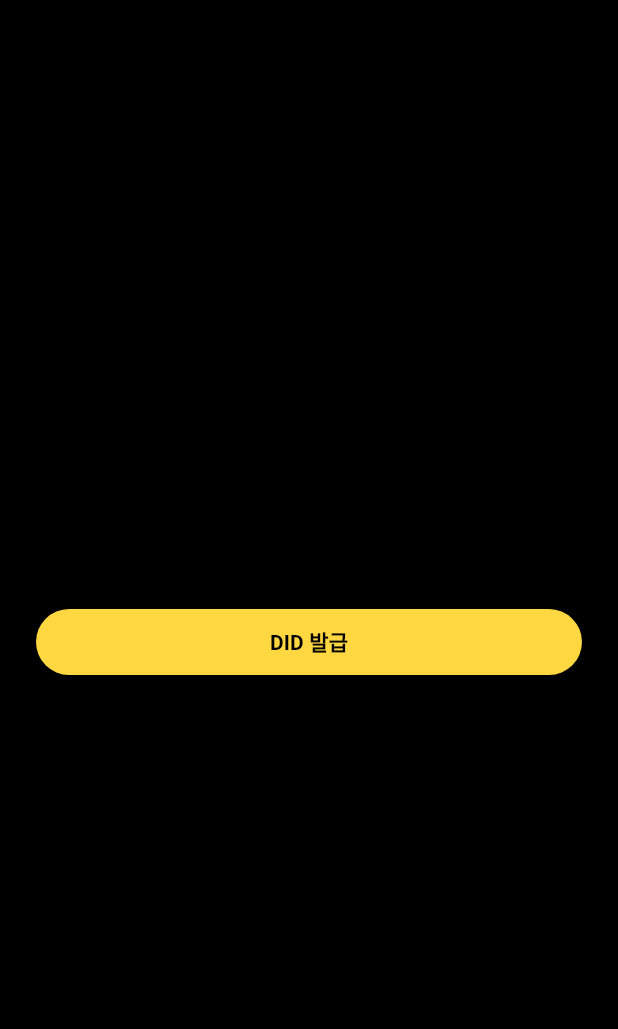
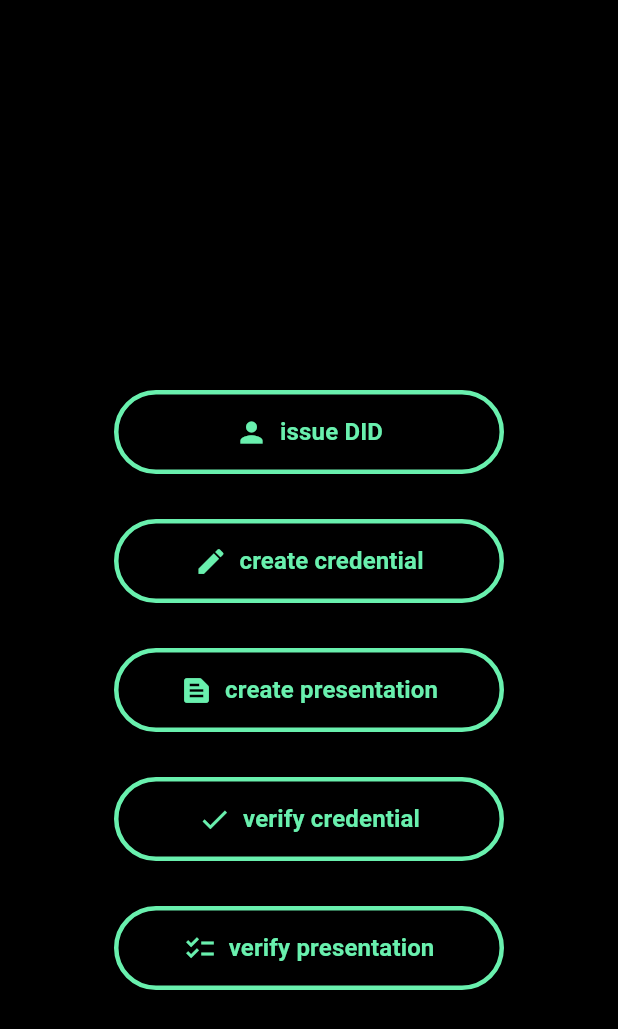
Before and after one commit to 1242525/did, a Flutter app: the screen it shows after launch, on a phone screen of 412 x 824 dp. Shown: the top 1029 px of the screen. Run offline on Flutter 3.47's test engine with Material 3 defaults, Android fonts, the light colour scheme and no system bars.

Commit message:
second commit

```diff
--- a/lib/Api/ApiService.dart
+++ b/lib/Api/ApiService.dart
@@ -5,7 +5,7 @@ import 'package:http/http.dart' as http;
 class ApiService {
   static final String baseUrl =' ';
 
-  Future<String?> createDid() async {
+  Future<String?> issueDid() async {
     final url = Uri.parse('$baseUrl/');
 
     try {
@@ -27,7 +27,7 @@ class ApiService {
     }
   }
 
-  Future<String?> createVC()async {
+  Future<String?> createCred()async {
     final url = Uri.parse('$baseUrl/');
 
     try {
@@ -49,7 +49,7 @@ class ApiService {
     }
   }
 
-  Future<String?> createVP()async{
+  Future<String?> createPre()async{
     final url=Uri.parse('$baseUrl/');
 
     try{
--- /dev/null
+++ b/lib/Screens/homeScreen.dart
@@ -0,0 +1,130 @@
+import 'package:flutter/cupertino.dart';
+import 'package:flutter/material.dart';
+
+import '../Screens/issueDid.dart';
+import '../Screens/createCred.dart';
+import '../Screens/createPres.dart';
+import '../Screens/verifyCred.dart';
+import '../Screens/verifyPres.dart';
+
+class homeScreen extends StatelessWidget{
+  homeScreen({super.key});
+
+  @override
+  Widget build(BuildContext context) {
+    return Scaffold(
+      backgroundColor: Colors.black,
+      body: SingleChildScrollView(
+        child: Center(
+          child: Padding(
+            padding: const EdgeInsets.symmetric(horizontal: 40, vertical: 60),
+            child: Column(
+              mainAxisSize: MainAxisSize.min,
+              crossAxisAlignment: CrossAxisAlignment.center,
+              children: [
+
+                const SizedBox(height: 200),
+                _buildHomeButton(
+                  context,
+                  text: 'issue DID',
+                  icon: Icons.person,
+                  onPressed: () {
+                    Navigator.push(
+                      context,
+                      MaterialPageRoute(builder: (_) => makeDid()
+                      ),
+                    );
+                  },
+                ),
+
+                const SizedBox(height: 30),
+                _buildHomeButton(
+                    context,
+                    text: 'create credential',
+                    icon: Icons.create,
+                    onPressed: (){
+                      Navigator.push(context,
+                          MaterialPageRoute(builder: (_) => createCred()
+                          ),
+                      );
+                    },
+                ),
+
+                const SizedBox(height: 30),
+                _buildHomeButton(context,
+                    text: 'create presentation',
+                    icon: Icons.text_snippet,
+                    onPressed: (){
+                      Navigator.push(context,
+                          MaterialPageRoute(builder: (_)=> createPre()
+                          ),
+                      );
+                    },
+                ),
+
+
+                const SizedBox(height: 30),
+                _buildHomeButton(context,
+                    text: 'verify credential',
+                    icon: Icons.check,
+                    onPressed: (){
+                      Navigator.push(context,
+                          MaterialPageRoute(builder: (_)=> verifyCred()
+                      ),
+                      );
+                    },
+                ),
+
+                const SizedBox(height: 30),
+                _buildHomeButton(context,
+                    text: 'verify presentation',
+                    icon: Icons.checklist,
+                    onPressed: (){
+                  Navigator.push(context,
+                      MaterialPageRoute(builder: (_)=> verifyPres()
+                      ),
+                  );
+                  },
+                ),
+
+
+              ],
+
+            ),
+          ),
+        ),
+      ),
+    );
+  }
+
+  Widget _buildHomeButton(
+      BuildContext context, {
+        required String text,
+        required IconData icon,
+        required VoidCallback onPressed,
+  }) {
+    return SizedBox(
+      width: 260,
+      height: 56,
+      child: OutlinedButton.icon(onPressed: onPressed,
+          icon: Icon(icon, size: 22, color: Colors.greenAccent),
+        label: Text(
+          text,
+          style: const TextStyle(
+            fontSize: 16,
+            fontWeight: FontWeight.w600,
+            color: Colors.greenAccent
+          ),
+        ),
+        style: OutlinedButton.styleFrom(
+          side: const BorderSide(color: Colors.greenAccent, width: 3),
+          shape: RoundedRectangleBorder(
+            borderRadius: BorderRadius.circular(40),
+          ),
+          backgroundColor: Colors.black,
+          padding: const EdgeInsets.symmetric(horizontal: 20, vertical: 14),
+        ),
+          ),
+    );
+  }
+}
--- a/lib/Screens/makeDid.dart
+++ /dev/null
@@ -1,51 +0,0 @@
-import 'dart:convert';
-
-import 'package:did/Api/ApiService.dart';
-import 'package:flutter/cupertino.dart';
-import 'package:flutter/material.dart';
-
-class makeDid extends StatelessWidget {
-  makeDid({super.key});
-
-
-  Future<void> _getDid() async {
-    final api = ApiService();
-    final result = await api.createDid();
-    if (result != null) {
-      final data = jsonDecode(result);
-    }
-  }
-
-  @override
-  Widget build(BuildContext context) {
-    return Scaffold(
-        backgroundColor: Colors.black,
-        body: Center(
-            child: SingleChildScrollView(
-                padding: const EdgeInsets.symmetric(
-                    horizontal: 24, vertical: 40),
-                child: Column(
-                    children: [
-                      const SizedBox(height: 32),
-                      SizedBox(
-                        width: double.infinity,
-                        height: 44,
-                        child: ElevatedButton(
-                          onPressed: () {
-                            print("DID 발급 버튼 클릭됨!");
-                          },
-                          style: ElevatedButton.styleFrom(
-                            backgroundColor: Colors.amberAccent,
-                          ),
-                          child: const Text('DID 발급', style: TextStyle(
-                              color: Colors.black, fontWeight: FontWeight.bold),
-                          ),
-                        ),
-                      ),
-                    ]
-                )
-            )
-        )
-    );
-  }
-}
--- a/lib/main.dart
+++ b/lib/main.dart
@@ -1,5 +1,5 @@
 import 'package:flutter/material.dart';
-import 'Screens/makeDid.dart';
+import 'Screens/homeScreen.dart';
 
 Future<void> main() async {
   WidgetsFlutterBinding.ensureInitialized();
@@ -16,7 +16,7 @@ class MyApp extends StatelessWidget {
       title: '',
       debugShowCheckedModeBanner: false,
       theme: ThemeData(primarySwatch: Colors.indigo),
-      home: makeDid(),
+      home: homeScreen(),
     );
   }
 }
--- a/pubspec.yaml
+++ b/pubspec.yaml
@@ -32,6 +32,7 @@ dependencies:
     sdk: flutter
   http: ^0.13.4
   cupertino_icons: ^1.0.8
+  shared_preferences: ^2.2.2
 
   # The following adds the Cupertino Icons font to your application.
   # Use with the CupertinoIcons class for iOS style icons.
```
Also changed, not shown: lib/Screens/createCred.dart (added, +39 -0 lines), lib/Screens/createPres.dart (added, +43 -0 lines), lib/Screens/createVC.dart (deleted, +0 -40 lines), lib/Screens/createVP.dart (deleted, +0 -54 lines), lib/Screens/issueDid.dart (added, +49 -0 lines), lib/Screens/verifyCred.dart (added, +42 -0 lines), lib/Screens/verifyPres.dart (added, +41 -0 lines), lib/Screens/verifyVC.dart (deleted, +0 -18 lines), lib/Screens/verifyVP.dart (deleted, +0 -30 lines), pubspec.lock, 1 other file.
